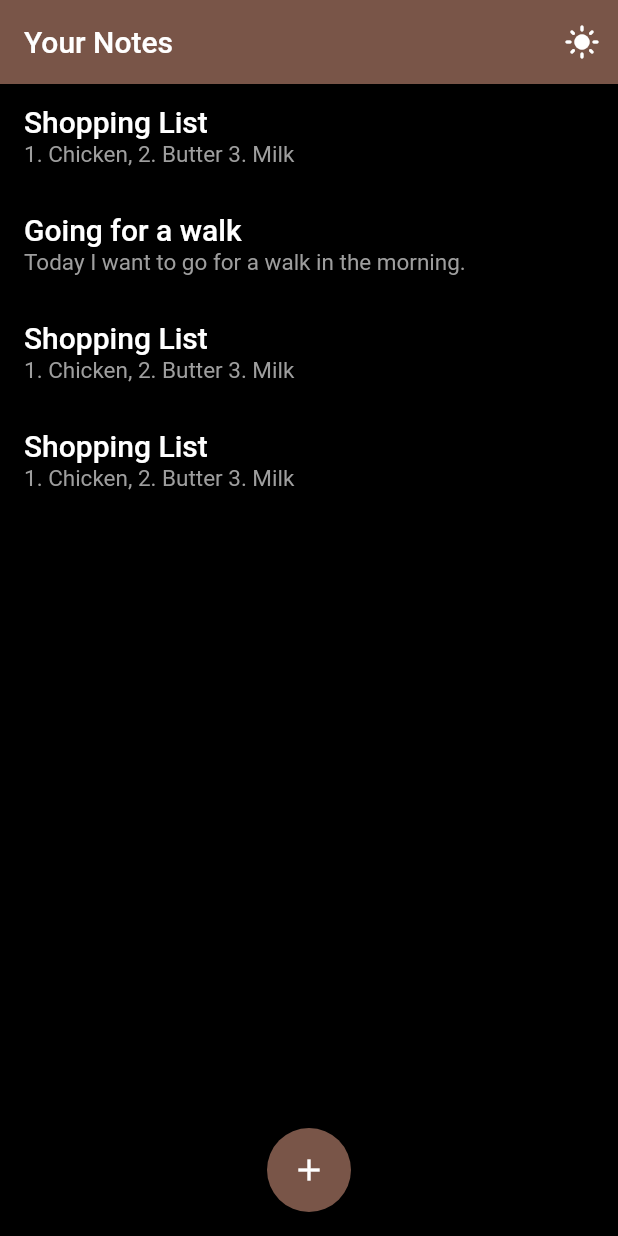
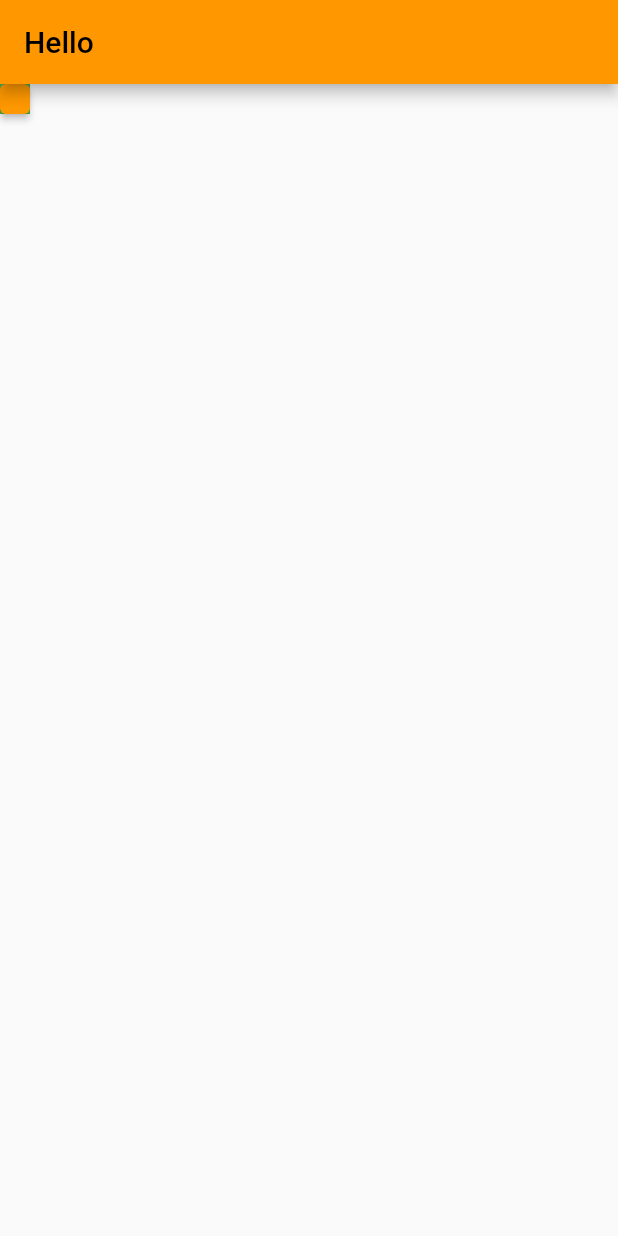
Before and after one commit to TarekFaysal/flutter_project_3, a Flutter app: the screen it shows after launch, on a phone screen of 412 x 824 dp. Run offline on Flutter 3.47's test engine with Material 2 defaults, Android fonts, the phone set to English and light mode, and no system bars; our stand-ins replace get_it.

```diff
--- a/lib/main.dart
+++ b/lib/main.dart
@@ -1,43 +1,41 @@
 import 'package:flutter/material.dart';
-import 'package:flutter_project_3/screens/create_note/create_note_screen.dart';
-import 'package:flutter_project_3/screens/note_details/note_details_screen.dart';
-import 'package:flutter_project_3/screens/notes/notes_screen.dart';
-import 'package:flutter_project_3/theme/custom_theme.dart';
+import 'package:flutter_project_3/screens/welcome/welcome_screen.dart';
+import 'package:flutter_project_3/services/news_service.dart';
+import 'package:get_it/get_it.dart';
+
+setupLocator() {
+  // to use registerLazySingelton pattern for the api calls
+  GetIt.I.registerLazySingleton(() => NewsService());
+}
 
 void main() {
+  setupLocator();
   runApp(MyApp());
 }
 
-class MyApp extends StatefulWidget {
-  // This widget is the root of your application.
-  @override
-  State<MyApp> createState() => _MyAppState();
-}
-
-class _MyAppState extends State<MyApp> {
-  @override
-  void initState() {
-    // TODO: implement initState
-    super.initState();
-    currentTheme.addListener(() {
-      setState(() {});
-    });
-  }
-
+class MyApp extends StatelessWidget {
   @override
   Widget build(BuildContext context) {
     return MaterialApp(
       title: 'Flutter Demo',
       debugShowCheckedModeBanner: false,
-      theme: CustomTheme.lightTheme(),
-      darkTheme: CustomTheme.darkTheme(),
-      themeMode: CustomTheme.currentTheme(),
-      home: NotesScreen(),
-      routes: {
-        NoteDetailsScreen.routeName: (ctx) => NoteDetailsScreen(),
-        CreateNoteScreen.routeName: (ctx) => CreateNoteScreen(),
-        NotesScreen.routeName: (ctx) => NotesScreen()
-      },
+      theme: ThemeData(
+        // This is the theme of your application.
+        //
+        // Try running your application with "flutter run". You'll see the
+        // application has a blue toolbar. Then, without quitting the app, try
+        // changing the primarySwatch below to Colors.green and then invoke
+        // "hot reload" (press "r" in the console where you ran "flutter run",
+        // or simply save your changes to "hot reload" in a Flutter IDE).
+        // Notice that the counter didn't reset back to zero; the application
+        // is not restarted.
+        primarySwatch: Colors.orange,
+        // This makes the visual density adapt to the platform that you run
+        // the app on. For desktop platforms, the controls will be smaller and
+        // closer together (more dense) than on mobile platforms.
+        visualDensity: VisualDensity.adaptivePlatformDensity,
+      ),
+      home: WelcomeScreen(),
     );
   }
 }
--- /dev/null
+++ b/lib/model/api_response.dart
@@ -0,0 +1,6 @@
+class APIResponse<T> {
+  T data;
+  bool error;
+  String errorMessage;
+  APIResponse({this.data, this.error = false, this.errorMessage});
+}
--- /dev/null
+++ b/lib/model/article.dart
@@ -0,0 +1,21 @@
+class Article {
+  String sourceId;
+  String sourceName;
+  String author;
+  String title;
+  String description;
+  String url;
+  String urlToImage;
+  String publishedAt;
+  String content;
+  Article(
+      {this.sourceId,
+      this.sourceName,
+      this.author,
+      this.title,
+      this.content,
+      this.description,
+      this.publishedAt,
+      this.url,
+      this.urlToImage});
+}
--- a/lib/model/note.dart
+++ /dev/null
@@ -1,14 +0,0 @@
-class Note {
-  var title;
-  var description;
-  var id;
-  Note(this.id, this.title, this.description);
-
-  static List<Note> notes = [
-    Note(1, "Shopping List", "1. Chicken, 2. Butter 3. Milk"),
-    Note(
-        2, "Going for a walk", "Today I want to go for a walk in the morning."),
-    Note(3, "Shopping List", "1. Chicken, 2. Butter 3. Milk"),
-    Note(4, "Shopping List", "1. Chicken, 2. Butter 3. Milk"),
-  ];
-}
--- a/lib/screens/notes/notes_screen.dart
+++ /dev/null
@@ -1,57 +0,0 @@
-import 'package:flutter/material.dart';
-import 'package:flutter_project_3/model/note.dart';
-import 'package:flutter_project_3/screens/create_note/create_note_screen.dart';
-import 'package:flutter_project_3/screens/note_details/note_details_screen.dart';
-import 'package:flutter_project_3/theme/custom_theme.dart';
-
-class NotesScreen extends StatelessWidget {
-  static const routeName = "/notes";
-  const NotesScreen({Key key}) : super(key: key);
-
-  @override
-  Widget build(BuildContext context) {
-    return Scaffold(
-      appBar: AppBar(
-        title: Text("Your Notes"),
-        actions: [
-          IconButton(
-              onPressed: () {
-                currentTheme.toggleTheme();
-              },
-              icon: CustomTheme.currentTheme() == ThemeMode.dark
-                  ? Icon(Icons.light_mode)
-                  : Icon(Icons.dark_mode))
-        ],
-      ),
-      body: ListView.builder(
-        itemBuilder: (context, index) {
-          return ListTile(
-            // leading: Text(Note.notes[index].id.toString()),
-            onTap: () {
-              Navigator.pushNamed(context, NoteDetailsScreen.routeName,
-                  arguments: Note.notes[index]);
-            },
-            title: Text(
-              Note.notes[index].title,
-              style: Theme.of(context).textTheme.bodyText1,
-            ),
-            subtitle: Text(
-              Note.notes[index].description,
-              style: Theme.of(context).textTheme.bodyText2,
-              maxLines: 1,
-              overflow: TextOverflow.ellipsis,
-            ),
-          );
-        },
-        itemCount: Note.notes.length,
-      ),
-      floatingActionButton: FloatingActionButton(
-        onPressed: () {
-          Navigator.pushNamed(context, CreateNoteScreen.routeName);
-        },
-        child: Icon(Icons.add),
-      ),
-      floatingActionButtonLocation: FloatingActionButtonLocation.centerFloat,
-    );
-  }
-}
--- /dev/null
+++ b/lib/screens/welcome/welcome_screen.dart
@@ -0,0 +1,51 @@
+import 'package:flutter/material.dart';
+import 'package:flutter_project_3/model/api_response.dart';
+import 'package:flutter_project_3/model/article.dart';
+import 'package:flutter_project_3/services/news_service.dart';
+import 'package:get_it/get_it.dart';
+
+class WelcomeScreen extends StatefulWidget {
+  const WelcomeScreen({Key key}) : super(key: key);
+
+  @override
+  State<WelcomeScreen> createState() => _WelcomeScreenState();
+}
+
+class _WelcomeScreenState extends State<WelcomeScreen> {
+  bool _isLoading = false;
+  APIResponse<Article> _apiResponse;
+  NewsService get newsService => GetIt.I<NewsService>();
+
+  Future<Article> getNews() async {
+    // fetch all the data from different api's
+    setState(() {
+      _isLoading = true;
+    });
+
+    _apiResponse = await newsService.getArticles();
+
+    setState(() {
+      _isLoading = false;
+    });
+    return _apiResponse.data;
+  }
+
+  @override
+  Widget build(BuildContext context) {
+    return Scaffold(
+        appBar: AppBar(
+          title: Text("Hello"),
+        ),
+        body: Container(
+          height: 20,
+          width: 20,
+          color: Colors.green,
+          child: ElevatedButton(
+            child: Text("hello"),
+            onPressed: () {
+              getNews();
+            },
+          ),
+        ));
+  }
+}
--- a/lib/theme/custom_theme.dart
+++ /dev/null
@@ -1,51 +0,0 @@
-import 'package:flutter/material.dart';
-
-CustomTheme currentTheme = CustomTheme();
-
-class CustomTheme with ChangeNotifier {
-  static bool _isDarkTheme = true;
-  static ThemeMode currentTheme() {
-    if (_isDarkTheme == true) {
-      return ThemeMode.dark;
-    } else {
-      return ThemeMode.light;
-    }
-  }
-
-  void toggleTheme() {
-    _isDarkTheme = !_isDarkTheme;
-    notifyListeners();
-  }
-
-  static ThemeData lightTheme() {
-    return ThemeData(
-      scaffoldBackgroundColor: Colors.white,
-      elevatedButtonTheme: ElevatedButtonThemeData(
-          style: ButtonStyle(
-        shape: MaterialStateProperty.all(
-            RoundedRectangleBorder(borderRadius: BorderRadius.circular(20))),
-      )),
-      textTheme: TextTheme(
-          bodyText1: TextStyle(fontSize: 20, color: Colors.black),
-          bodyText2: TextStyle(fontSize: 15, color: Colors.grey)),
-      primarySwatch: Colors.brown,
-      visualDensity: VisualDensity.adaptivePlatformDensity,
-    );
-  }
-
-  static ThemeData darkTheme() {
-    return ThemeData(
-      scaffoldBackgroundColor: Colors.black,
-      elevatedButtonTheme: ElevatedButtonThemeData(
-          style: ButtonStyle(
-        shape: MaterialStateProperty.all(
-            RoundedRectangleBorder(borderRadius: BorderRadius.circular(20))),
-      )),
-      textTheme: TextTheme(
-          bodyText1: TextStyle(fontSize: 20, color: Colors.white),
-          bodyText2: TextStyle(fontSize: 15, color: Colors.grey)),
-      primarySwatch: Colors.brown,
-      visualDensity: VisualDensity.adaptivePlatformDensity,
-    );
-  }
-}
--- a/pubspec.yaml
+++ b/pubspec.yaml
@@ -23,6 +23,8 @@ environment:
 dependencies:
   flutter:
     sdk: flutter
+  http: ^0.13.4
+  get_it: ^7.2.0
 
   # The following adds the Cupertino Icons font to your application.
   # Use with the CupertinoIcons class for iOS style icons.
```
Also changed, not shown: lib/screens/create_note/create_note_screen.dart (deleted, +0 -90 lines), lib/screens/note_details/note_details_screen.dart (deleted, +0 -107 lines), lib/services/news_service.dart (added, +41 -0 lines), pubspec.lock.
